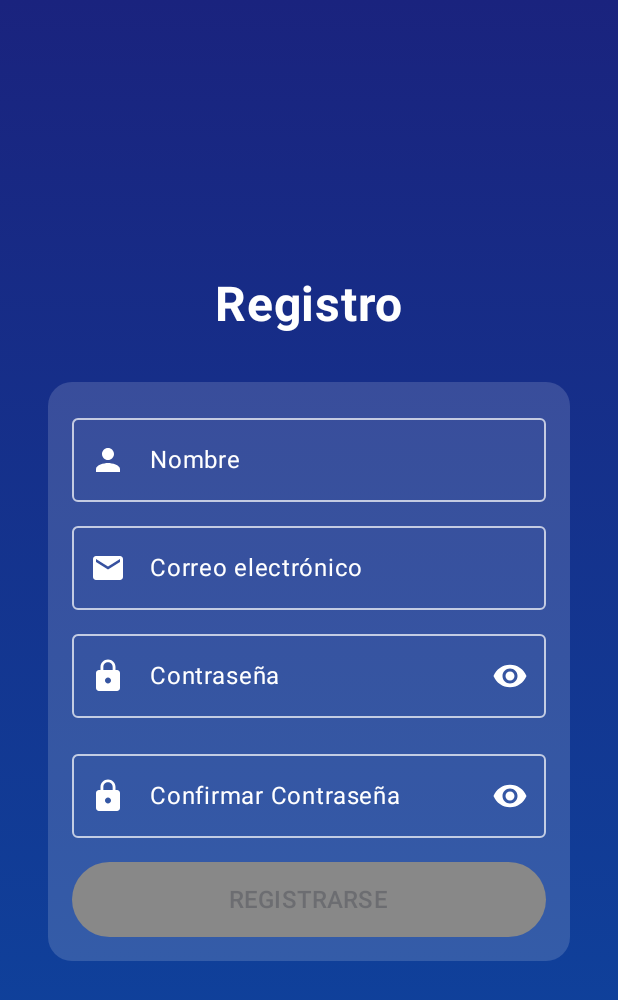
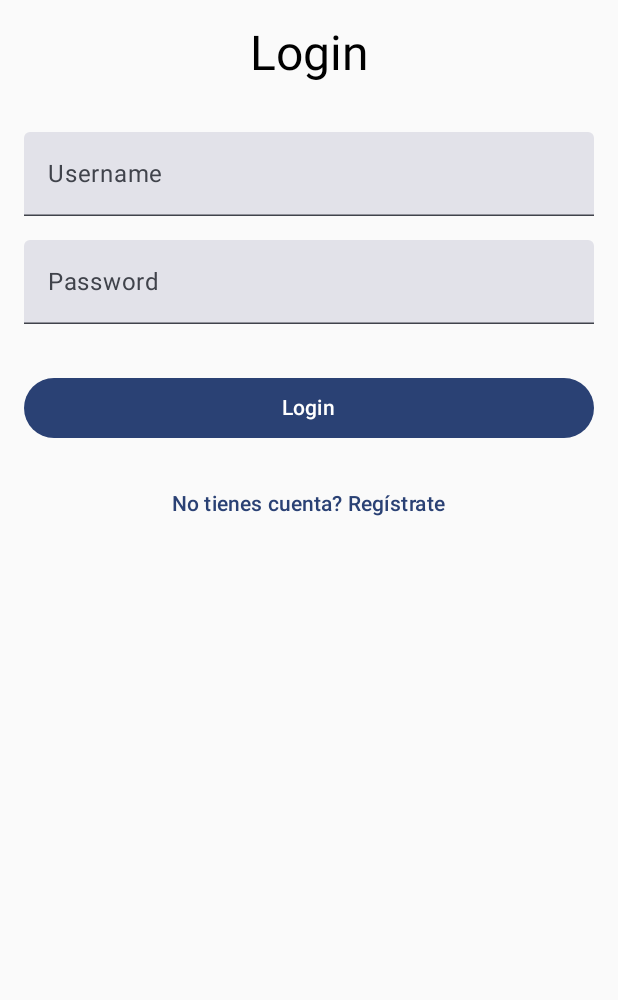
Before and after one commit to EythelVega/Lab-DM-1, an Android app built with Jetpack Compose: the screen it shows after launch (MainActivity), on a phone screen of 412 x 824 dp. Shown: the top 1000 px of the screen. Run offline under Robolectric (Android 15) with nearby library versions, the phone set to English and light mode, and no system bars.

Commit message:
Realizamos integracion de splashcreen y un login basico

```diff
--- a/LAB INGDISPMOV/app/build.gradle.kts
+++ b/LAB INGDISPMOV/app/build.gradle.kts
@@ -44,6 +44,7 @@ android {
 }
 
 dependencies {
+    implementation("androidx.navigation:navigation-runtime-android:2.9.0-alpha06")
     val composeBomVersion = "2024.01.00"
     val activityComposeVersion = "1.8.2"
     val lifecycleVersion = "2.7.0"
@@ -88,4 +89,6 @@ dependencies {
 
     // Agregar esta dependencia para los íconos
     implementation("androidx.compose.material:material-icons-extended:1.6.1")
+
+    implementation ("androidx.navigation:navigation-compose:2.7.4")
 }
--- /dev/null
+++ b/LAB INGDISPMOV/app/src/main/java/com/bav/labdispositivosmovilesbav/LoginScreen.kt
@@ -0,0 +1,62 @@
+
+package com.bav.labdispositivosmovilesbav
+
+import androidx.compose.foundation.layout.*
+import androidx.compose.material3.*
+import androidx.compose.runtime.*
+import androidx.compose.ui.*
+import androidx.compose.ui.text.input.TextFieldValue
+import androidx.compose.ui.unit.dp
+
+@Composable
+fun LoginScreen(
+    onLoginSuccess: () -> Unit,
+    onGoToRegister: () -> Unit
+) {
+    var username by remember { mutableStateOf(TextFieldValue()) }
+    var password by remember { mutableStateOf(TextFieldValue()) }
+
+    // UI del login
+    Column(
+        modifier = Modifier
+            .fillMaxSize()
+            .padding(16.dp),
+        horizontalAlignment = Alignment.CenterHorizontally
+    ) {
+        Text("Login", style = MaterialTheme.typography.headlineLarge)  // Cambié h5 por h6
+
+        Spacer(modifier = Modifier.height(32.dp))
+
+        // Input para nombre de usuario
+        TextField(
+            value = username,
+            onValueChange = { username = it },
+            label = { Text("Username") },
+            modifier = Modifier.fillMaxWidth()
+        )
+
+        Spacer(modifier = Modifier.height(16.dp))
+
+        // Input para contraseña
+        TextField(
+            value = password,
+            onValueChange = { password = it },
+            label = { Text("Password") },
+            modifier = Modifier.fillMaxWidth()
+        )
+
+        Spacer(modifier = Modifier.height(32.dp))
+
+        // Botón de inicio de sesión
+        Button(onClick = { onLoginSuccess() }, modifier = Modifier.fillMaxWidth()) {
+            Text("Login")
+        }
+
+        Spacer(modifier = Modifier.height(16.dp))
+
+        // Enlace para ir al registro
+        TextButton(onClick = { onGoToRegister() }) {
+            Text("No tienes cuenta? Regístrate")
+        }
+    }
+}
--- a/LAB INGDISPMOV/app/src/main/java/com/bav/labdispositivosmovilesbav/MainActivity.kt
+++ b/LAB INGDISPMOV/app/src/main/java/com/bav/labdispositivosmovilesbav/MainActivity.kt
@@ -5,11 +5,9 @@ import androidx.activity.ComponentActivity
 import androidx.activity.compose.setContent
 import androidx.compose.foundation.layout.fillMaxSize
 import androidx.compose.material3.Surface
-import androidx.compose.runtime.getValue
-import androidx.compose.runtime.mutableStateOf
-import androidx.compose.runtime.remember
-import androidx.compose.runtime.setValue
 import androidx.compose.ui.Modifier
+import androidx.navigation.NavGraph
+import androidx.navigation.compose.rememberNavController
 import com.bav.labdispositivosmovilesbav.ui.theme.LABDispositivosMovilesBAVTheme
 
 class MainActivity : ComponentActivity() {
@@ -18,24 +16,8 @@ class MainActivity : ComponentActivity() {
 
         setContent {
             LABDispositivosMovilesBAVTheme {
-                var showSuccess by remember { mutableStateOf(false) }
-
-                Surface(
-                    modifier = Modifier.fillMaxSize()
-                ) {
-                    if (showSuccess) {
-                        SuccessScreen {
-                            showSuccess = false
-                        }
-                    } else {
-                        RegisterScreen(
-                            onRegisterSuccess = {
-                                showSuccess = true
-                            }
-                        )
-                    }
+                NavGraph() // Aquí usamos la navegación correctamente
                 }
             }
         }
     }
-}
--- /dev/null
+++ b/LAB INGDISPMOV/app/src/main/java/com/bav/labdispositivosmovilesbav/NavGraph.kt
@@ -0,0 +1,55 @@
+package com.bav.labdispositivosmovilesbav
+
+import androidx.compose.runtime.Composable
+import androidx.navigation.compose.NavHost
+import androidx.navigation.compose.composable
+import androidx.navigation.compose.rememberNavController
+
+@Composable
+fun NavGraph(startDestination: String = "splash") {
+    val navController = rememberNavController()
+
+    NavHost(
+        navController = navController,
+        startDestination = startDestination
+    ) {
+        // Pantalla de carga inicial
+        composable("splash") {
+            SplashScreen(navController)  // Pantalla de carga inicial
+        }
+
+        // Pantalla de inicio/login
+        composable("login") {
+            LoginScreen(
+                onLoginSuccess = {
+                    navController.navigate("home") { // Ir a la pantalla principal o inicio
+                        popUpTo("login") { inclusive = true }
+                    }
+                },
+                onGoToRegister = {
+                    navController.navigate("register")
+                }
+            )
+        }
+
+        // Pantalla de registro
+        composable("register") {
+            RegisterScreen(
+                onRegisterSuccess = {
+                    navController.navigate("success") {
+                        popUpTo("register") { inclusive = true }
+                    }
+                }
+            )
+        }
+
+        // Pantalla de éxito
+        composable("success") {
+            SuccessScreen {
+                navController.navigate("register") {
+                    popUpTo("success") { inclusive = true }
+                }
+            }
+        }
+    }
+}
--- /dev/null
+++ b/LAB INGDISPMOV/app/src/main/java/com/bav/labdispositivosmovilesbav/SplashScreen.kt
@@ -0,0 +1,37 @@
+package com.bav.labdispositivosmovilesbav
+
+import androidx.compose.foundation.background
+import androidx.compose.foundation.layout.*
+import androidx.compose.material3.*
+import androidx.compose.runtime.*
+import androidx.compose.ui.*
+import androidx.compose.ui.graphics.Color
+import androidx.compose.ui.text.font.FontWeight
+import androidx.compose.ui.unit.sp
+import androidx.navigation.NavController
+import kotlinx.coroutines.delay
+
+@Composable
+fun SplashScreen(navController: NavController) {
+    // Retraso de 2 segundos antes de ir a la pantalla de login
+    LaunchedEffect(Unit) {
+        delay(2000)
+        navController.navigate("login") { // Cambia "login" para ir a la pantalla de inicio
+            popUpTo("splash") { inclusive = true }
+        }
+    }
+
+    Box(
+        modifier = Modifier
+            .fillMaxSize()
+            .background(Color(0xFF6200EE)), // Color de fondo
+        contentAlignment = Alignment.Center
+    ) {
+        Text(
+            text = "KAYID",
+            color = Color.White,
+            fontSize = 32.sp,
+            fontWeight = FontWeight.Bold
+        )
+    }
+}
```
